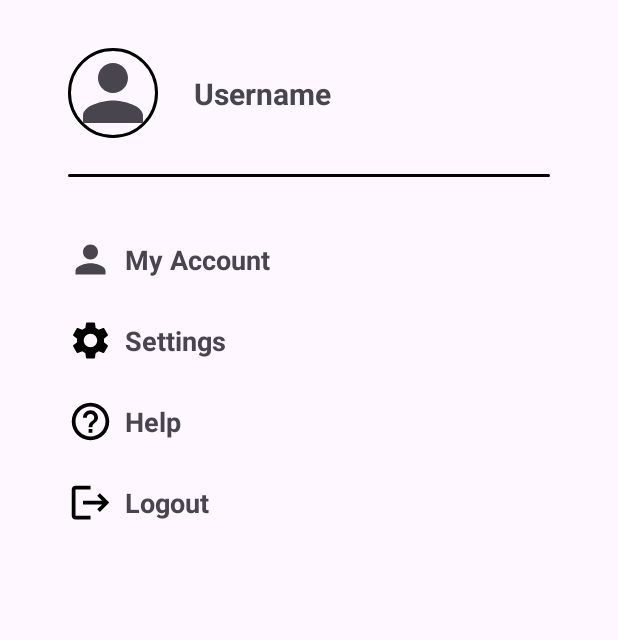
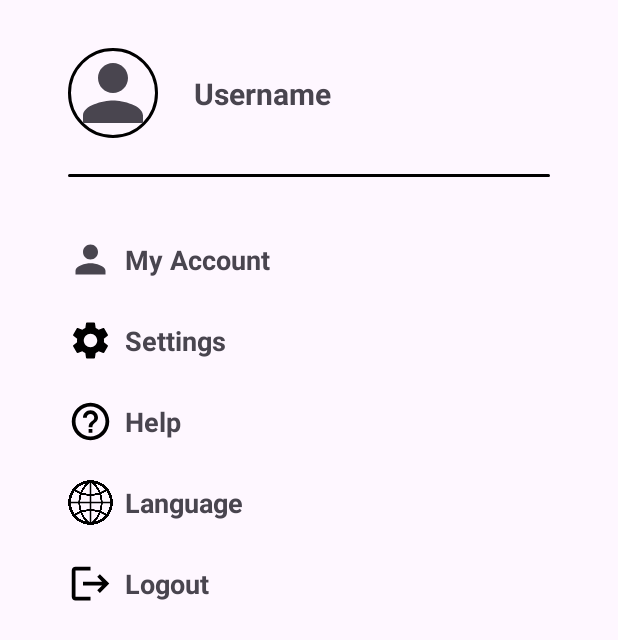
Before and after one commit to tinapyp/CarebyMom, an Android app: the layout fragment_profile.xml on its own in the app's theme, with its tools: preview values and no code run, on a phone screen of 412 x 824 dp. Shown: the top 640 px of the screen. Run offline under Robolectric (Android 15) with nearby library versions, the phone set to English and light mode, and no system bars.

Commit message:
Multi-language feature and fix bug

```diff
--- a/CareByMom/app/src/main/java/com/dicoding/carebymom/UI_for_apps/login/LoginActivity.kt
+++ b/CareByMom/app/src/main/java/com/dicoding/carebymom/UI_for_apps/login/LoginActivity.kt
@@ -48,7 +48,7 @@ class LoginActivity : AppCompatActivity() {
 
         viewModel.loginResponse.observe(this) { loginResponse ->
             if (loginResponse.message == "Login successful") {
-                showToast(loginResponse.message)
+                showToast(getString(R.string.login_successful))
                 save(
                     UserModel(
                         loginResponse.user?.periodTime.toString(),
--- a/CareByMom/app/src/main/java/com/dicoding/carebymom/UI_for_apps/profile/ProfileFragment.kt
+++ b/CareByMom/app/src/main/java/com/dicoding/carebymom/UI_for_apps/profile/ProfileFragment.kt
@@ -1,5 +1,6 @@
 package com.dicoding.carebymom.UI_for_apps.profile
 
+import android.content.Intent
 import android.os.Bundle
 import androidx.fragment.app.Fragment
 import android.view.LayoutInflater
@@ -8,6 +9,7 @@ import android.view.ViewGroup
 import androidx.appcompat.app.AlertDialog
 import androidx.fragment.app.viewModels
 import com.dicoding.carebymom.R
+import android.provider.Settings
 import com.dicoding.carebymom.databinding.FragmentProfileBinding
 import com.dicoding.carebymom.UI_for_apps.ViewModelFactory
 import com.dicoding.carebymom.UI_for_apps.main.MainViewModel
@@ -31,6 +33,10 @@ class ProfileFragment : Fragment() {
     override fun onViewCreated(view: View, savedInstanceState: Bundle?) {
         super.onViewCreated(view, savedInstanceState)
 
+        binding.languageButton.setOnClickListener {
+            startActivity(Intent(Settings.ACTION_LOCALE_SETTINGS))
+        }
+
         viewModel.getSession().observe(requireActivity()) { user ->
             binding.tvUsername.text = user.username
         }
--- a/CareByMom/app/src/main/java/com/dicoding/carebymom/data/api/ApiConfig.kt
+++ b/CareByMom/app/src/main/java/com/dicoding/carebymom/data/api/ApiConfig.kt
@@ -1,5 +1,6 @@
 package com.dicoding.carebymom.data.api
 
+import de.hdodenhof.circleimageview.BuildConfig
 import okhttp3.Interceptor
 import okhttp3.OkHttpClient
 import okhttp3.logging.HttpLoggingInterceptor
@@ -8,8 +9,11 @@ import retrofit2.converter.gson.GsonConverterFactory
 
 object ApiConfig {
     fun getApiService(token: String): ApiService {
-        val loggingInterceptor =
+        val loggingInterceptor = if (BuildConfig.DEBUG) {
             HttpLoggingInterceptor().setLevel(HttpLoggingInterceptor.Level.BODY)
+        } else {
+            HttpLoggingInterceptor().setLevel(HttpLoggingInterceptor.Level.NONE)
+        }
         val authInterceptor = Interceptor { chain ->
             val req = chain.request()
             val requestHeaders = req.newBuilder()
--- a/CareByMom/app/src/main/res/layout/fragment_profile.xml
+++ b/CareByMom/app/src/main/res/layout/fragment_profile.xml
@@ -137,6 +137,37 @@
     </LinearLayout>
 
     <LinearLayout
+        android:id="@+id/languageButton"
+        android:layout_width="0dp"
+        android:layout_height="wrap_content"
+        android:layout_marginStart="45dp"
+        android:layout_marginTop="8dp"
+        android:layout_marginEnd="45dp"
+        android:orientation="horizontal"
+        android:padding="8dp"
+        android:paddingStart="0dp"
+        app:layout_constraintEnd_toEndOf="parent"
+        app:layout_constraintStart_toStartOf="parent"
+        app:layout_constraintTop_toBottomOf="@+id/helpButton">
+
+        <ImageView
+            android:layout_width="30dp"
+            android:layout_height="30dp"
+            android:contentDescription="@string/language"
+            android:src="@drawable/ic_language" />
+
+        <TextView
+            android:layout_width="wrap_content"
+            android:layout_height="wrap_content"
+            android:layout_gravity="center"
+            android:layout_marginStart="8dp"
+            android:gravity="center_vertical"
+            android:text="@string/language"
+            android:textSize="18sp"
+            android:textStyle="bold" />
+    </LinearLayout>
+
+    <LinearLayout
         android:id="@+id/logoutButton"
         android:layout_width="0dp"
         android:layout_height="wrap_content"
@@ -148,7 +179,7 @@
         android:paddingStart="0dp"
         app:layout_constraintEnd_toEndOf="parent"
         app:layout_constraintStart_toStartOf="parent"
-        app:layout_constraintTop_toBottomOf="@+id/helpButton">
+        app:layout_constraintTop_toBottomOf="@+id/languageButton">
 
         <ImageView
             android:layout_width="30dp"
```
Also changed, not shown: CareByMom/app/src/main/res/values/strings.xml (+5 -3 lines), CareByMom/app/src/main/res/drawable/ic_app.png, CareByMom/app/src/main/res/drawable/ic_language.png (added), 1 other file.
